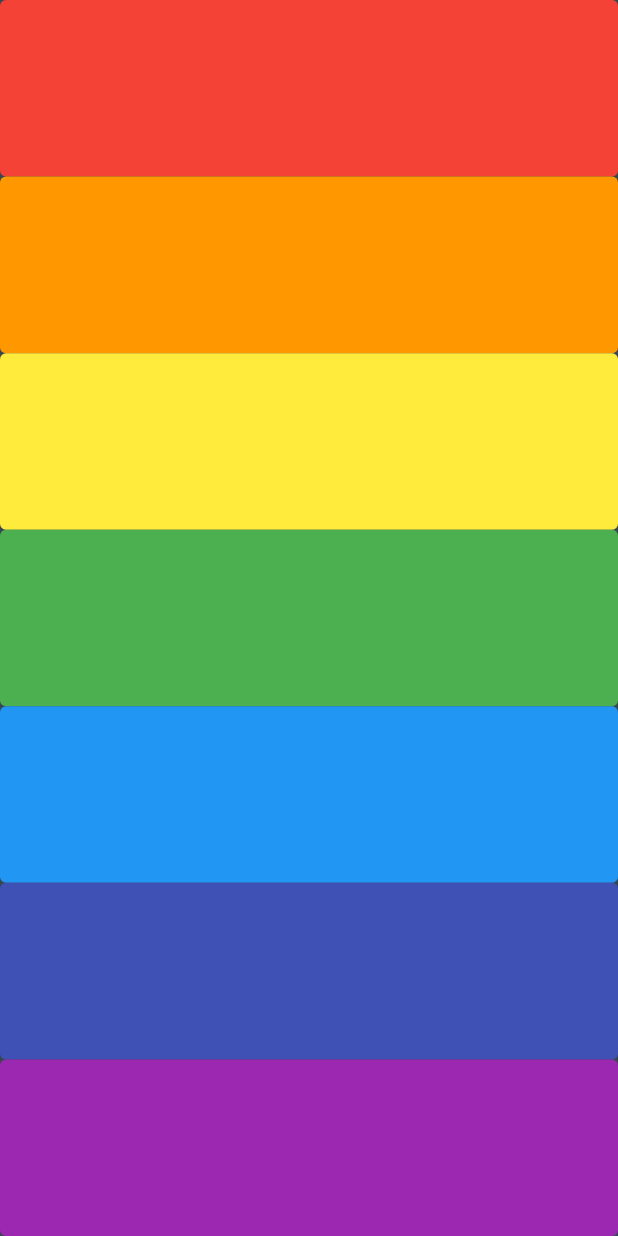
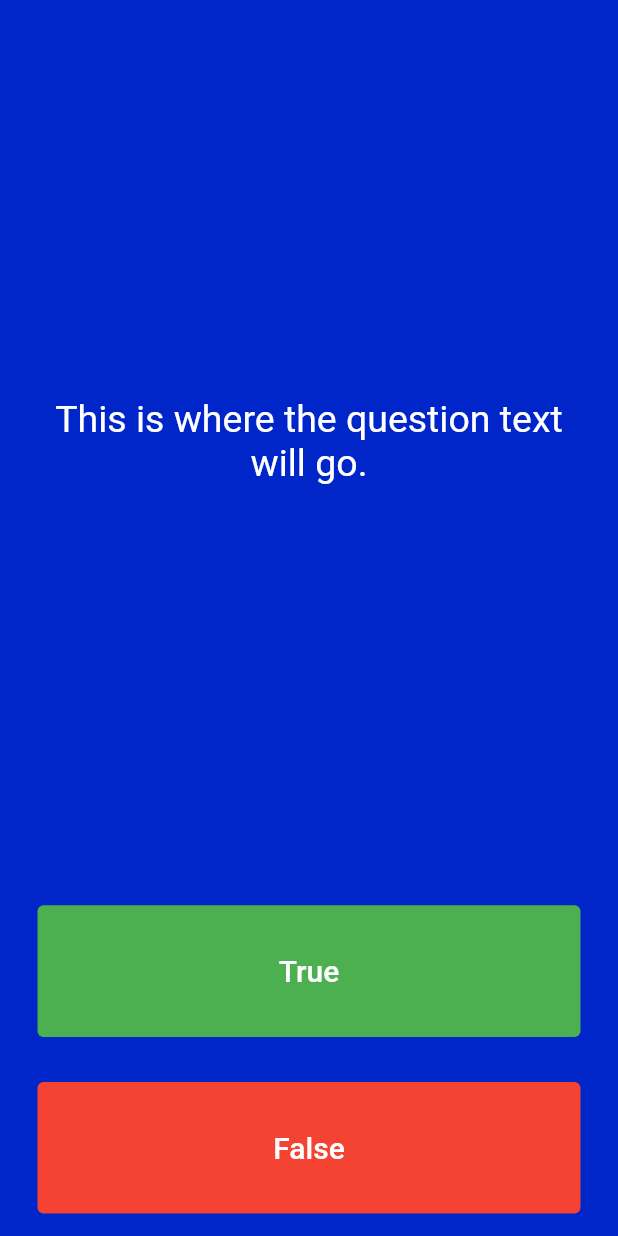
Before and after one commit to StephSutherly/flutter-portfolio, a Flutter app: the screen it shows after launch, on a phone screen of 412 x 824 dp. Run offline on Flutter 3.47's test engine with Material 2 defaults, Android fonts, the phone set to English and light mode, and no system bars; our stand-ins replace audioplayers.

Commit message:
Set up page for quiz learning project

```diff
--- a/lib/main.dart
+++ b/lib/main.dart
@@ -4,5 +4,6 @@ import 'screens/about.dart';
 import 'screens/learningProjects/dice_thrower.dart';
 import 'screens/learningProjects/magic_eight_ball.dart';
 import 'screens/learningProjects/xylophone.dart';
+import 'screens/learningProjects/quiz.dart';
 
-void main() => runApp(const Xylophone());
+void main() => runApp(const Quiz());
--- /dev/null
+++ b/lib/screens/learningProjects/quiz.dart
@@ -0,0 +1,103 @@
+import 'package:flutter/material.dart';
+import '../../services/themes.dart';
+
+class Quiz extends StatelessWidget {
+  const Quiz({Key? key}) : super(key: key);
+
+  @override
+  Widget build(BuildContext context) {
+    return const MaterialApp(
+      home: Scaffold(
+        backgroundColor: ThemeService.primaryDark,
+        body: SafeArea(
+          child: Padding(
+            padding: EdgeInsets.symmetric(horizontal: 10.0),
+            child: QuizPage(),
+          ),
+        ),
+      ),
+    );
+  }
+}
+
+class QuizPage extends StatefulWidget {
+  const QuizPage({Key? key}) : super(key: key);
+
+  @override
+  _QuizPageState createState() => _QuizPageState();
+}
+
+class _QuizPageState extends State<QuizPage> {
+  @override
+  Widget build(BuildContext context) {
+    return Column(
+      mainAxisAlignment: MainAxisAlignment.spaceBetween,
+      crossAxisAlignment: CrossAxisAlignment.stretch,
+      children: <Widget>[
+        const Expanded(
+          flex: 5,
+          child: Padding(
+            padding: EdgeInsets.all(10.0),
+            child: Center(
+              child: Text(
+                'This is where the question text will go.',
+                textAlign: TextAlign.center,
+                style: TextStyle(
+                  fontSize: 25.0,
+                  color: Colors.white,
+                ),
+              ),
+            ),
+          ),
+        ),
+        Expanded(
+          child: Padding(
+            padding: const EdgeInsets.all(15.0),
+            child: TextButton(
+              style: TextButton.styleFrom(
+                backgroundColor: ThemeService.primaryAccent,
+              ),
+              child: const Text(
+                'True',
+                style: TextStyle(
+                  color: Colors.white,
+                  fontSize: 20.0,
+                ),
+              ),
+              onPressed: () {
+                //The user picked true.
+              },
+            ),
+          ),
+        ),
+        Expanded(
+          child: Padding(
+            padding: const EdgeInsets.all(15.0),
+            child: TextButton(
+              style: TextButton.styleFrom(
+                backgroundColor: ThemeService.secondary,
+              ),
+              child: const Text(
+                'False',
+                style: TextStyle(
+                  fontSize: 20.0,
+                  color: Colors.white,
+                ),
+              ),
+              onPressed: () {
+                //The user picked false.
+              },
+            ),
+          ),
+        ),
+        //TODO: Add a Row here as score keeper
+      ],
+    );
+  }
+}
+
+/*
+question1: 'You can lead a cow down stairs but not up stairs.', false,
+question2: 'Approximately one quarter of human bones are in the feet.', true,
+question3: 'A slug\'s blood is green.', true,
+*/
```
